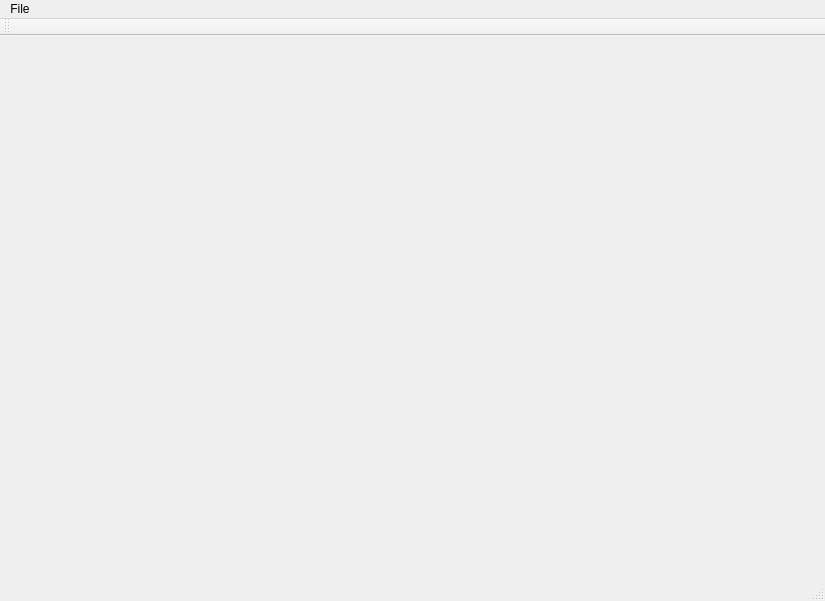
Above: mainwindow.ui from dexset/vflayer before the change. Below: the same form after it.
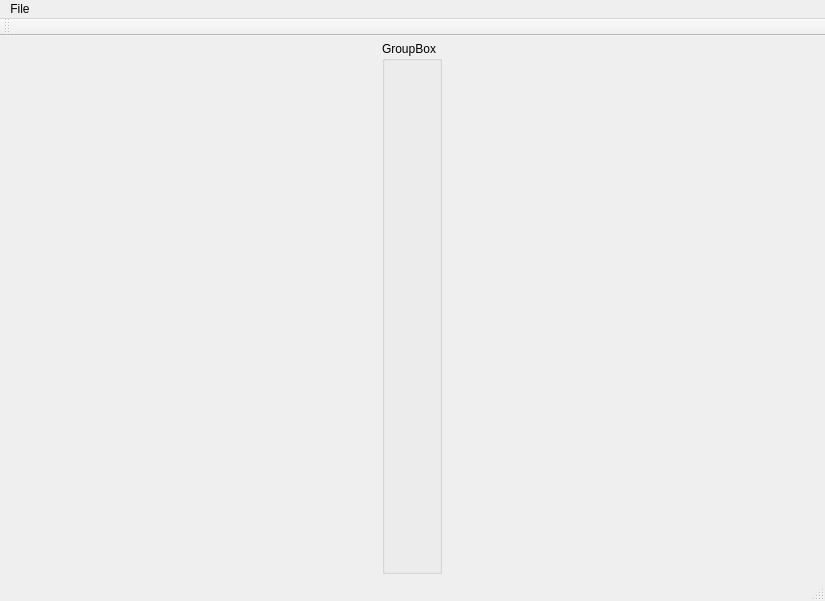
That is the form after the change.

Patch:
```diff
--- a/mainwindow.ui
+++ b/mainwindow.ui
@@ -28,7 +28,21 @@
      <number>5</number>
     </property>
     <item>
-     <widget class="QWidget" name="widget" native="true"/>
+     <layout class="QHBoxLayout" name="horizontalLayout_2">
+      <item>
+       <widget class="QGroupBox" name="groupBox">
+        <property name="maximumSize">
+         <size>
+          <width>60</width>
+          <height>16777215</height>
+         </size>
+        </property>
+        <property name="title">
+         <string>GroupBox</string>
+        </property>
+       </widget>
+      </item>
+     </layout>
     </item>
    </layout>
   </widget>
```
